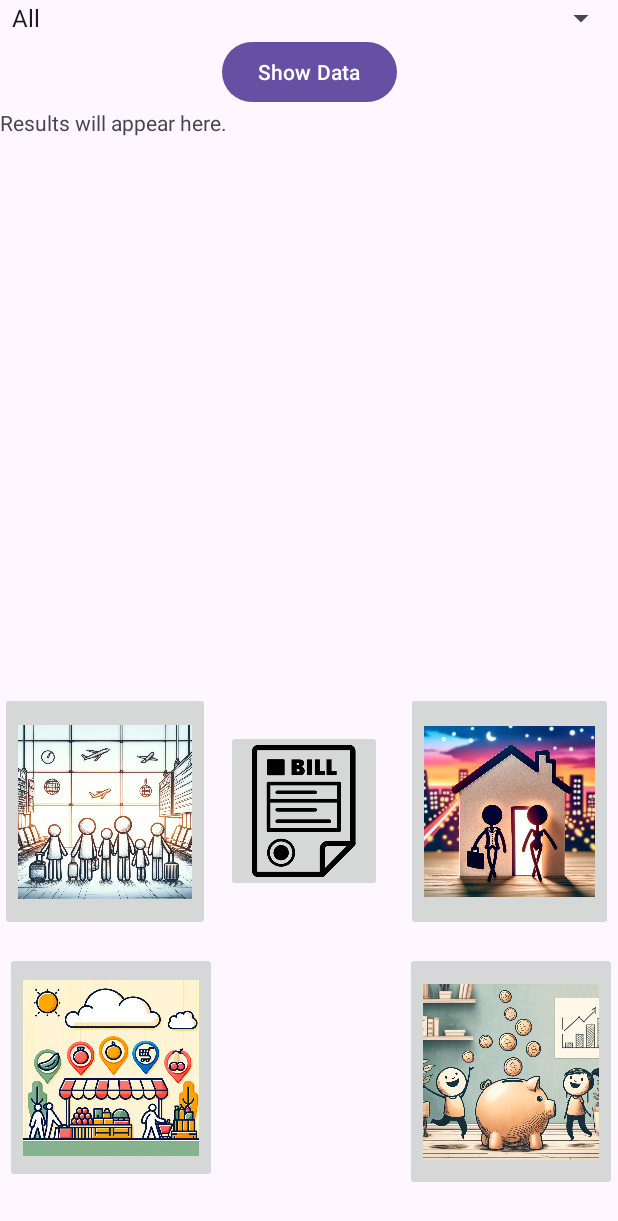
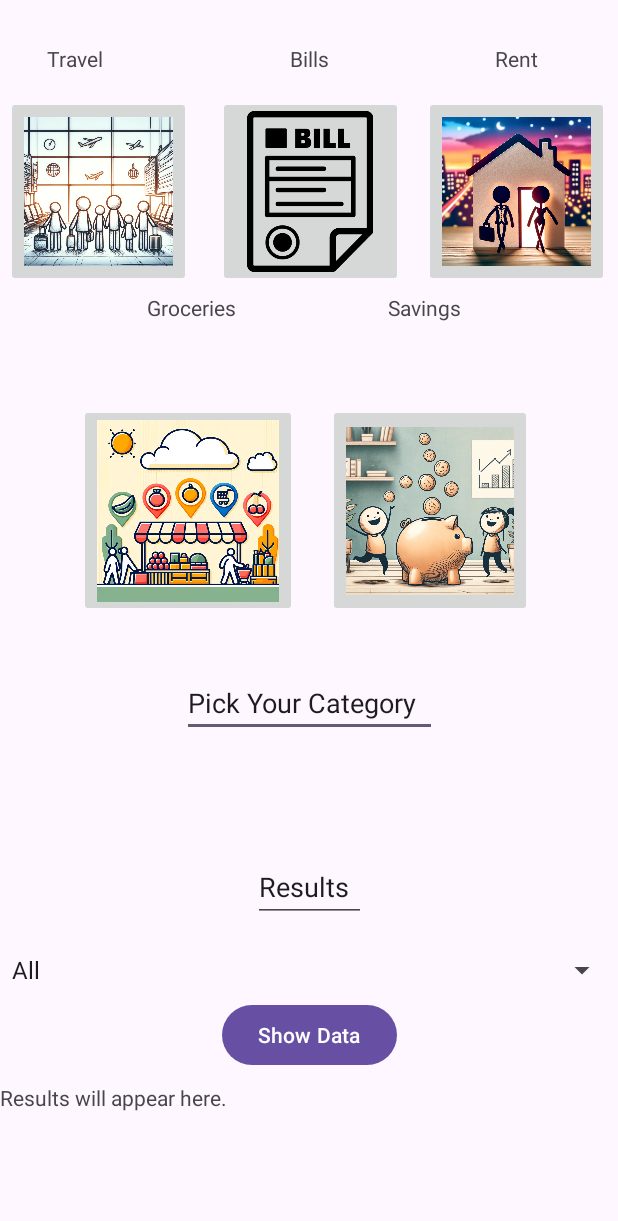
Before and after one commit to Anton-Duong/OSFinal, an Android app: the screen it shows after launch (MainActivity), on a phone screen of 412 x 824 dp. Shown: the top 1221 px of the screen. Run offline under Robolectric (Android 15) with nearby library versions, the phone set to English and light mode, and no system bars.

Commit message:
Re-did the Main activity XML

```diff
--- a/app/src/main/res/layout/activity_main.xml
+++ b/app/src/main/res/layout/activity_main.xml
@@ -12,94 +12,184 @@
 
   <ImageButton
       android:id="@+id/rentButton"
-    android:layout_width="104dp"
-    android:layout_height="108dp"
-    android:layout_marginStart="150dp"
-    android:layout_marginEnd="157dp"
-    android:layout_marginBottom="229dp"
+      android:layout_width="0dp"
+      android:layout_height="0dp"
+      android:layout_marginTop="15dp"
+      android:layout_marginEnd="14dp"
+      android:layout_marginBottom="23dp"
       android:adjustViewBounds="true"
       android:scaleType="centerInside"
-    app:layout_constraintBottom_toBottomOf="parent"
-    app:layout_constraintEnd_toEndOf="parent"
-    app:layout_constraintStart_toStartOf="parent"
+      app:layout_constraintBottom_toBottomOf="@+id/textView4"
+      app:layout_constraintEnd_toStartOf="@+id/goingOutButton"
+      app:layout_constraintStart_toEndOf="@+id/travelButton"
+      app:layout_constraintTop_toBottomOf="@+id/textView2"
       app:srcCompat="@drawable/bill_icon" />
 
   <ImageButton
       android:id="@+id/groceryButton"
-    android:layout_width="141dp"
-    android:layout_height="154dp"
-    android:layout_marginStart="3dp"
-    android:layout_marginEnd="267dp"
-    android:layout_marginBottom="35dp"
+      android:layout_width="0dp"
+      android:layout_height="0dp"
+      android:layout_marginStart="21dp"
+      android:layout_marginEnd="21dp"
       android:adjustViewBounds="true"
       android:scaleType="centerInside"
-    app:layout_constraintBottom_toBottomOf="parent"
-    app:layout_constraintEnd_toEndOf="parent"
-    app:layout_constraintStart_toStartOf="parent"
+      app:layout_constraintBottom_toBottomOf="@+id/savingsButton"
+      app:layout_constraintEnd_toEndOf="@+id/textView2"
+      app:layout_constraintStart_toStartOf="@+id/textView"
+      app:layout_constraintTop_toTopOf="@+id/savingsButton"
       app:srcCompat="@drawable/dall_e_2024_05_03_15_16_55___a_cartoon_image_representing_the_concept_of__groceries__with_stick_figures__it_features_a_vibrant_market_scene_with_stick_figures_shopping_for_groceri" />
 
   <ImageButton
       android:id="@+id/goingOutButton"
-    android:layout_width="138dp"
-    android:layout_height="159dp"
-    android:layout_marginEnd="3dp"
-    android:layout_marginBottom="203dp"
+      android:layout_width="0dp"
+      android:layout_height="0dp"
+      android:layout_marginEnd="6dp"
       android:adjustViewBounds="true"
       android:scaleType="centerInside"
-    app:layout_constraintBottom_toBottomOf="parent"
+      app:layout_constraintBottom_toBottomOf="@+id/rentButton"
       app:layout_constraintEnd_toEndOf="parent"
+      app:layout_constraintStart_toEndOf="@+id/rentButton"
+      app:layout_constraintTop_toTopOf="@+id/rentButton"
       app:srcCompat="@drawable/dall_e_2024_05_03_15_16_58___a_cartoon_image_depicting_the_theme__going_out__with_stick_figures__the_scene_shows_stick_figures_dressed_in_simple_lines_as_casual_evening_wear__step" />
+
+  <!-- Button for showing data -->
 
   <ImageButton
       android:id="@+id/savingsButton"
-    android:layout_width="141dp"
-    android:layout_height="159dp"
-    android:layout_marginStart="270dp"
-    android:layout_marginBottom="30dp"
+      android:layout_width="136dp"
+      android:layout_height="142dp"
+      android:layout_marginStart="50dp"
+      android:layout_marginTop="159dp"
+      android:layout_marginEnd="51dp"
+      android:layout_marginBottom="158dp"
       android:adjustViewBounds="true"
       android:scaleType="centerInside"
-    app:layout_constraintBottom_toBottomOf="parent"
-    app:layout_constraintStart_toStartOf="parent"
+      app:layout_constraintBottom_toBottomOf="@+id/editTextText2"
+      app:layout_constraintEnd_toEndOf="@+id/goingOutButton"
+      app:layout_constraintStart_toStartOf="@+id/editTextText2"
+      app:layout_constraintTop_toTopOf="@+id/goingOutButton"
       app:srcCompat="@drawable/dall_e_2024_05_03_15_17_21___a_cartoon_image_illustrating_the_theme__savings__with_stick_figures__it_shows_stick_figures__drawn_with_simple_lines__joyfully_throwing_simple_circle_" />
 
   <ImageButton
       android:id="@+id/travelButton"
-    android:layout_width="140dp"
-    android:layout_height="159dp"
-    android:layout_marginBottom="203dp"
+      android:layout_width="0dp"
+      android:layout_height="0dp"
+      android:layout_marginStart="4dp"
+      android:layout_marginEnd="18dp"
       android:adjustViewBounds="true"
       android:scaleType="centerInside"
-    app:layout_constraintBottom_toBottomOf="parent"
+      app:layout_constraintBottom_toBottomOf="@+id/rentButton"
+      app:layout_constraintEnd_toStartOf="@+id/rentButton"
       app:layout_constraintStart_toStartOf="parent"
+      app:layout_constraintTop_toTopOf="@+id/rentButton"
       app:srcCompat="@drawable/dall_e_2024_05_03_15_22_17___a_cartoon_image_depicting__travel__with_stick_figures__it_features_stick_figures_of_different_shapes__with_luggage_depicted_as_simple_rectangles__stan" />
 
   <Spinner
       android:id="@+id/categorySpinner"
-    android:layout_width="411dp"
+      android:layout_width="0dp"
       android:layout_height="wrap_content"
+      android:layout_marginBottom="165dp"
       android:entries="@array/category_options"
-    app:layout_constraintTop_toTopOf="parent" />
+      app:layout_constraintBottom_toBottomOf="parent"
+      app:layout_constraintEnd_toEndOf="parent"
+      app:layout_constraintStart_toStartOf="parent" />
 
-  <!-- Button for showing data -->
+  <TextView
+      android:id="@+id/resultTextView"
+      android:layout_width="0dp"
+      android:layout_height="wrap_content"
+      android:layout_marginTop="8dp"
+      android:text="Results will appear here."
+      app:layout_constraintEnd_toEndOf="parent"
+      app:layout_constraintStart_toStartOf="parent"
+      app:layout_constraintTop_toBottomOf="@+id/showDataButton" />
+
   <Button
       android:id="@+id/showDataButton"
       android:layout_width="wrap_content"
       android:layout_height="wrap_content"
-    android:layout_marginStart="148dp"
-    android:layout_marginTop="24dp"
-    android:layout_marginEnd="147dp"
+      android:layout_marginTop="7dp"
       android:text="Show Data"
+      app:layout_constraintEnd_toEndOf="parent"
+      app:layout_constraintStart_toStartOf="parent"
+      app:layout_constraintTop_toBottomOf="@+id/categorySpinner" />
+
+  <TextView
+      android:id="@+id/textView"
+      android:layout_width="wrap_content"
+      android:layout_height="wrap_content"
+      android:layout_marginStart="31dp"
+      android:layout_marginBottom="15dp"
+      android:text="Travel"
+      app:layout_constraintBottom_toTopOf="@+id/travelButton"
+      app:layout_constraintStart_toStartOf="parent" />
+
+  <TextView
+      android:id="@+id/textView2"
+      android:layout_width="wrap_content"
+      android:layout_height="wrap_content"
+      android:layout_marginTop="29dp"
+      android:text="Bills"
       app:layout_constraintEnd_toEndOf="parent"
       app:layout_constraintStart_toStartOf="parent"
       app:layout_constraintTop_toTopOf="parent" />
 
-  <!-- TextView for displaying results -->
   <TextView
-    android:id="@+id/resultTextView"
-    android:layout_width="match_parent"
+      android:id="@+id/textView3"
+      android:layout_width="wrap_content"
       android:layout_height="wrap_content"
-    android:layout_marginTop="72dp"
-    android:text="Results will appear here."
+      android:layout_marginBottom="15dp"
+      android:text="Rent"
+      app:layout_constraintBottom_toTopOf="@+id/goingOutButton"
+      app:layout_constraintEnd_toEndOf="@+id/goingOutButton"
+      app:layout_constraintStart_toStartOf="@+id/goingOutButton" />
+
+  <TextView
+      android:id="@+id/textView4"
+      android:layout_width="wrap_content"
+      android:layout_height="wrap_content"
+      android:layout_marginTop="195dp"
+      android:text="Groceries"
+      app:layout_constraintEnd_toEndOf="@+id/travelButton"
+      app:layout_constraintStart_toEndOf="@+id/travelButton"
       app:layout_constraintTop_toTopOf="parent" />
 
+  <TextView
+      android:id="@+id/textView5"
+      android:layout_width="wrap_content"
+      android:layout_height="wrap_content"
+      android:layout_marginTop="4dp"
+      android:text="Savings"
+      app:layout_constraintEnd_toStartOf="@+id/goingOutButton"
+      app:layout_constraintStart_toStartOf="@+id/goingOutButton"
+      app:layout_constraintTop_toBottomOf="@+id/goingOutButton" />
+
+  <EditText
+      android:id="@+id/editTextText"
+      android:layout_width="170dp"
+      android:layout_height="45dp"
+      android:layout_marginTop="154dp"
+      android:layout_marginBottom="152dp"
+      android:ems="10"
+      android:inputType="text"
+      android:text="Pick Your Category"
+      app:layout_constraintBottom_toTopOf="@+id/showDataButton"
+      app:layout_constraintEnd_toEndOf="parent"
+      app:layout_constraintStart_toStartOf="parent"
+      app:layout_constraintTop_toTopOf="@+id/savingsButton" />
+
+  <EditText
+      android:id="@+id/editTextText2"
+      android:layout_width="75dp"
+      android:layout_height="46dp"
+      android:layout_marginBottom="20dp"
+      android:ems="10"
+      android:inputType="text"
+      android:text="Results"
+      app:layout_constraintBottom_toTopOf="@+id/categorySpinner"
+      app:layout_constraintEnd_toEndOf="parent"
+      app:layout_constraintStart_toStartOf="parent" />
+
+  <!-- TextView for displaying results -->
+
 </androidx.constraintlayout.widget.ConstraintLayout>
```
Lines whose indentation alone changed are shown as unchanged.
